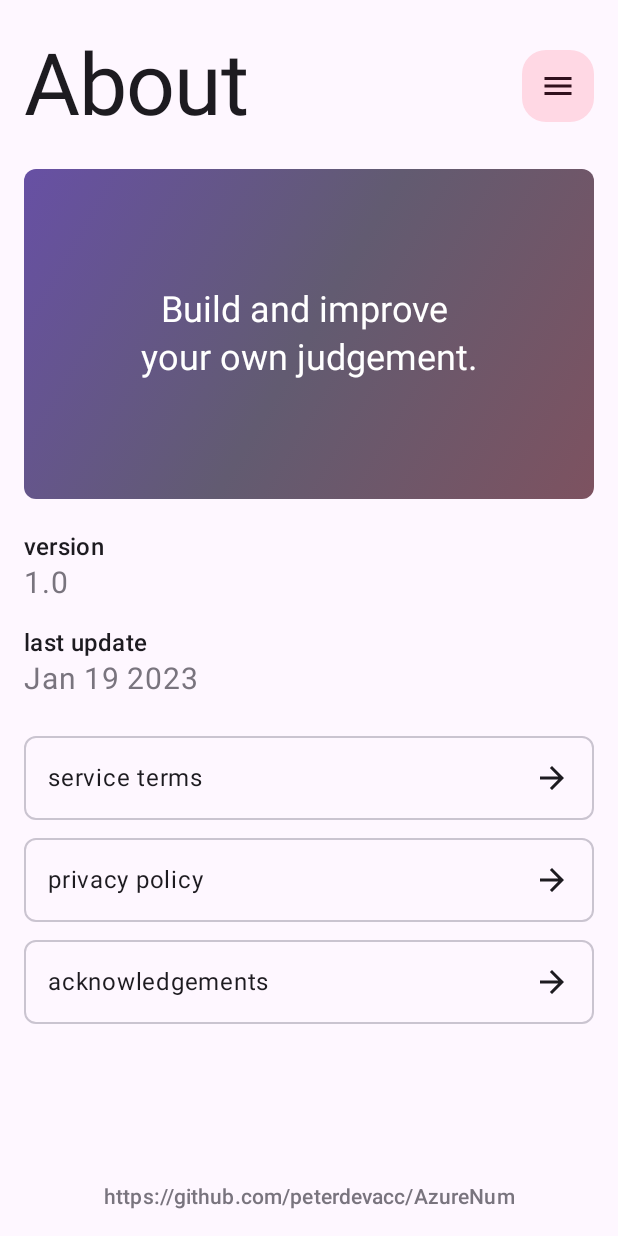
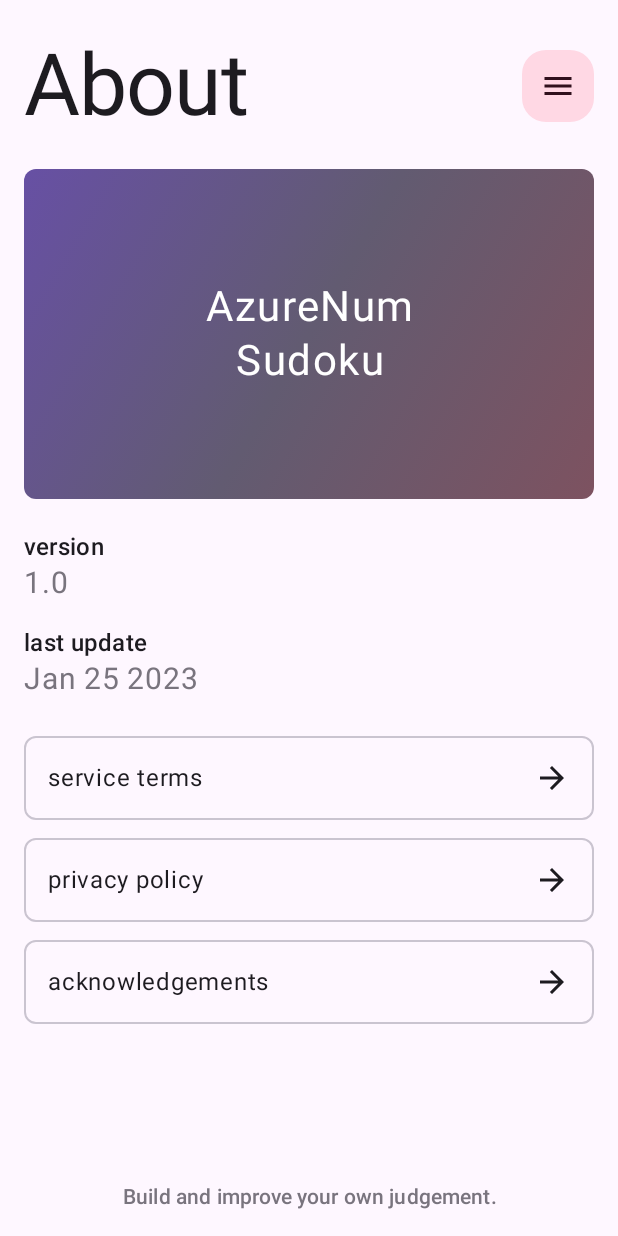
Before and after one commit to peterdevacc/Azure, an Android app built with Jetpack Compose: the AboutScreen screen opened through its navigation route, on a phone screen of 412 x 824 dp. Run offline under Robolectric (Android 15) with nearby library versions, the light colour scheme and no system bars; our stand-ins replace Dagger/Hilt's generated code, accompanist, constraintlayout-compose, window size class.

Commit message:
small ui update

```diff
--- a/app/src/main/java/com/peter/azure/ui/about/AboutScreen.kt
+++ b/app/src/main/java/com/peter/azure/ui/about/AboutScreen.kt
@@ -8,7 +8,6 @@ package com.peter.azure.ui.about
 import android.content.res.Configuration
 import androidx.compose.foundation.background
 import androidx.compose.foundation.layout.*
-import androidx.compose.foundation.text.selection.SelectionContainer
 import androidx.compose.material3.MaterialTheme
 import androidx.compose.material3.Text
 import androidx.compose.runtime.Composable
@@ -23,6 +22,7 @@ import androidx.compose.ui.res.stringResource
 import androidx.compose.ui.text.style.TextAlign
 import androidx.compose.ui.tooling.preview.Preview
 import androidx.compose.ui.unit.dp
+import androidx.compose.ui.unit.sp
 import androidx.constraintlayout.compose.ConstraintLayout
 import androidx.constraintlayout.compose.Dimension
 import com.peter.azure.R
@@ -163,9 +163,10 @@ private fun AboutContent(
             modifier = mottoModifier
         ) {
             Text(
-                text = stringResource(R.string.app_motto),
-                style = MaterialTheme.typography.headlineSmall,
+                text = stringResource(R.string.screen_about_app_full_name),
+                style = MaterialTheme.typography.headlineMedium,
                 color = MaterialTheme.colorScheme.onPrimary,
+                letterSpacing = 1.sp,
                 textAlign = TextAlign.Center,
                 modifier = Modifier.fillMaxWidth()
             )
@@ -223,15 +224,13 @@ private fun AboutContent(
                 )
             }
             Spacer(modifier = Modifier.weight(1f))
-            SelectionContainer {
             Text(
-                    text = stringResource(id = R.string.app_website),
+                text = stringResource(id = R.string.app_motto),
                 style = MaterialTheme.typography.titleSmall,
                 color = MaterialTheme.colorScheme.outline,
                 textAlign = TextAlign.Center,
                 modifier = Modifier.fillMaxWidth()
             )
-            }
         }
     }
 }
--- a/app/src/main/java/com/peter/azure/ui/greeting/GreetingScreen.kt
+++ b/app/src/main/java/com/peter/azure/ui/greeting/GreetingScreen.kt
@@ -121,7 +121,7 @@ private fun GreetingContent(
                 .fillMaxWidth()
         ) {
             Text(
-                text = stringResource(R.string.screen_about_slogan),
+                text = stringResource(R.string.screen_greeting_slogan),
                 style = MaterialTheme.typography.headlineLarge.copy(
                     fontWeight = FontWeight.Bold,
                     brush = Brush.horizontalGradient(
--- a/app/src/main/res/values/strings.xml
+++ b/app/src/main/res/values/strings.xml
@@ -3,9 +3,8 @@
     <string name="app_version_title">version</string>
     <string name="app_version">1.0</string>
     <string name="app_last_update_title">last update</string>
-    <string name="app_last_update">Jan 19 2023</string>
-    <string name="app_website">https://github.com/peterdevacc/AzureNum</string>
-    <string name="app_motto">Build and improve \nyour own judgement.</string>
+    <string name="app_last_update">Jan 25 2023</string>
+    <string name="app_motto">Build and improve your own judgement.</string>
 
     <string name="screen_home">Home</string>
     <string name="screen_home_description">a Sudoku game is start from here.</string>
@@ -34,7 +33,7 @@
     <string name="screen_about_description">
         Our information and legal files are list in here.
     </string>
-    <string name="screen_about_slogan">AzureNum\nGood Sudoku App</string>
+    <string name="screen_about_app_full_name">AzureNum\nSudoku</string>
 
     <string name="screen_game">Game</string>
     <string name="screen_game_delete_dialog_title">Delete game</string>
@@ -58,6 +57,7 @@
     <string name="screen_contract">Contract</string>
 
     <string name="screen_greeting">Greeting</string>
+    <string name="screen_greeting_slogan">AzureNum\nPlay&amp;Print Sudoku</string>
     <string name="screen_greeting_accept">ACCEPT AND CONTINUE</string>
     <string name="screen_greeting_reject">REJECT AND EXIT</string>
 
```
Lines whose indentation alone changed are shown as unchanged.
